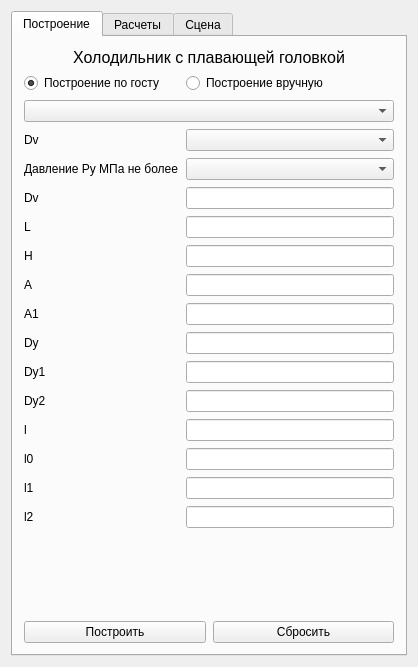
Before: the Qt Designer form Heat_Exchanger/Heat_Exchanger/ParamsWidget.ui in Spectraly/Heat_Exchanger, drawn with Qt 5.
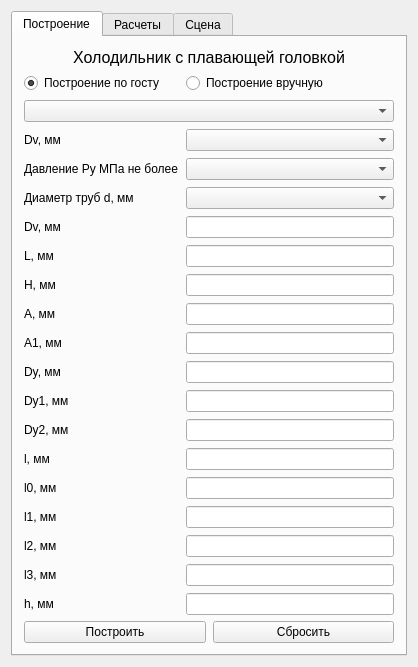
After: the same form once the commit is applied.

What changed in the file:
```diff
--- a/Heat_Exchanger/Heat_Exchanger/ParamsWidget.ui
+++ b/Heat_Exchanger/Heat_Exchanger/ParamsWidget.ui
@@ -88,7 +88,7 @@
          <item row="2" column="0">
           <widget class="QLabel" name="label_Dvg">
            <property name="text">
-            <string>Dv</string>
+            <string>Dv, мм</string>
            </property>
           </widget>
          </item>
@@ -105,7 +105,7 @@
          <item row="3" column="1">
           <widget class="QComboBox" name="comboBox_Pressure"/>
          </item>
-         <item row="4" column="0">
+         <item row="5" column="0">
           <widget class="QLabel" name="label_Dv">
            <property name="sizePolicy">
             <sizepolicy hsizetype="Preferred" vsizetype="Preferred">
@@ -114,123 +114,153 @@
             </sizepolicy>
            </property>
            <property name="text">
-            <string>Dv</string>
+            <string>Dv, мм</string>
            </property>
           </widget>
          </item>
-         <item row="4" column="1">
+         <item row="5" column="1">
           <widget class="QLineEdit" name="lineEdit_Diam"/>
          </item>
-         <item row="5" column="0">
+         <item row="6" column="0">
           <widget class="QLabel" name="label_L">
            <property name="text">
-            <string>L</string>
+            <string>L, мм</string>
            </property>
           </widget>
          </item>
-         <item row="5" column="1">
+         <item row="6" column="1">
           <widget class="QLineEdit" name="lineEdit_Length"/>
          </item>
-         <item row="6" column="0">
+         <item row="7" column="0">
           <widget class="QLabel" name="label_H">
            <property name="text">
-            <string>H</string>
+            <string>H, мм</string>
            </property>
           </widget>
          </item>
-         <item row="6" column="1">
+         <item row="7" column="1">
           <widget class="QLineEdit" name="lineEdit_Height"/>
          </item>
-         <item row="7" column="0">
+         <item row="8" column="0">
           <widget class="QLabel" name="label_A">
            <property name="text">
-            <string>A</string>
+            <string>A, мм</string>
            </property>
           </widget>
          </item>
-         <item row="7" column="1">
+         <item row="8" column="1">
           <widget class="QLineEdit" name="lineEdit_A"/>
          </item>
-         <item row="8" column="0">
+         <item row="9" column="0">
           <widget class="QLabel" name="label_A1">
            <property name="text">
-            <string>A1</string>
+            <string>A1, мм</string>
            </property>
           </widget>
          </item>
-         <item row="8" column="1">
+         <item row="9" column="1">
           <widget class="QLineEdit" name="lineEdit_A1"/>
          </item>
-         <item row="9" column="0">
+         <item row="10" column="0">
           <widget class="QLabel" name="label_Dy">
            <property name="text">
-            <string>Dy</string>
+            <string>Dy, мм</string>
            </property>
           </widget>
          </item>
-         <item row="9" column="1">
+         <item row="10" column="1">
           <widget class="QLineEdit" name="lineEdit_Dy"/>
          </item>
-         <item row="10" column="0">
+         <item row="11" column="0">
           <widget class="QLabel" name="label_Dy1">
            <property name="text">
-            <string>Dy1</string>
+            <string>Dy1, мм</string>
            </property>
           </widget>
          </item>
-         <item row="10" column="1">
+         <item row="11" column="1">
           <widget class="QLineEdit" name="lineEdit_Dy1"/>
          </item>
-         <item row="11" column="0">
+         <item row="12" column="0">
           <widget class="QLabel" name="label_Dy2">
            <property name="text">
-            <string>Dy2</string>
+            <string>Dy2, мм</string>
            </property>
           </widget>
          </item>
-         <item row="11" column="1">
+         <item row="12" column="1">
           <widget class="QLineEdit" name="lineEdit_Dy2"/>
          </item>
-         <item row="12" column="0">
+         <item row="13" column="0">
           <widget class="QLabel" name="label_l">
            <property name="text">
-            <string>l</string>
+            <string>l, мм</string>
            </property>
           </widget>
          </item>
-         <item row="12" column="1">
+         <item row="13" column="1">
           <widget class="QLineEdit" name="lineEdit_l"/>
          </item>
-         <item row="13" column="0">
+         <item row="14" column="0">
           <widget class="QLabel" name="label_l0">
            <property name="text">
-            <string>l0</string>
+            <string>l0, мм</string>
            </property>
           </widget>
          </item>
-         <item row="13" column="1">
+         <item row="14" column="1">
           <widget class="QLineEdit" name="lineEdit_l0"/>
          </item>
-         <item row="14" column="0">
+         <item row="15" column="0">
           <widget class="QLabel" name="label_l1">
            <property name="text">
-            <string>l1</string>
+            <string>l1, мм</string>
            </property>
           </widget>
          </item>
-         <item row="14" column="1">
+         <item row="15" column="1">
           <widget class="QLineEdit" name="lineEdit_l1"/>
          </item>
-         <item row="15" column="0">
+         <item row="16" column="0">
           <widget class="QLabel" name="label_l2">
            <property name="text">
-            <string>l2</string>
+            <string>l2, мм</string>
            </property>
           </widget>
          </item>
-         <item row="15" column="1">
+         <item row="16" column="1">
           <widget class="QLineEdit" name="lineEdit_l2"/>
          </item>
+         <item row="17" column="1">
+          <widget class="QLineEdit" name="lineEdit_l3"/>
+         </item>
+         <item row="18" column="1">
+          <widget class="QLineEdit" name="lineEdit_h"/>
+         </item>
+         <item row="17" column="0">
+          <widget class="QLabel" name="label_l3">
+           <property name="text">
+            <string>l3, мм</string>
+           </property>
+          </widget>
+         </item>
+         <item row="18" column="0">
+          <widget class="QLabel" name="label_h">
+           <property name="text">
+            <string>h, мм</string>
+           </property>
+          </widget>
+         </item>
+         <item row="4" column="1">
+          <widget class="QComboBox" name="comboBox_d"/>
+         </item>
+         <item row="4" column="0">
+          <widget class="QLabel" name="label">
+           <property name="text">
+            <string>Диаметр труб d, мм</string>
+           </property>
+          </widget>
+         </item>
         </layout>
        </item>
        <item>
```
